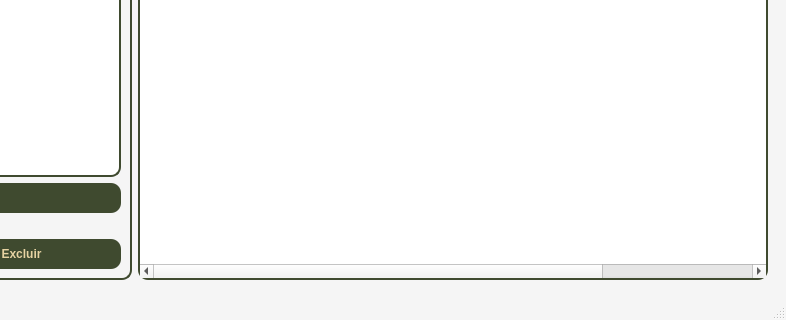
Above: telas/tela_menu.ui from Faeldh/sistema_confeitaria before the change; both pictures show x 517 to 1303 and y 453 to 773 of the 1303 by 773 pixel window. Below: the same form after it.
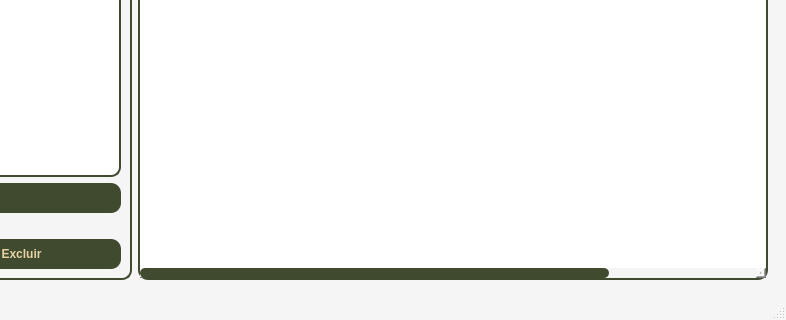
That is the form after the change. The open tabs and pages were chosen to show the change.

The edit to the form file:
```diff
--- a/telas/tela_menu.ui
+++ b/telas/tela_menu.ui
@@ -1930,6 +1930,39 @@
 
 QHeaderView::section:hover {
     background-color: #2E3723;
+}
+
+
+
+QScrollBar:vertical {
+    background: #F5F5F5;
+    width: 10px;
+    border-radius: 5px;
+}
+
+QScrollBar::handle:vertical {
+    background: #3F4A2F;
+    border-radius: 5px;
+}
+
+QScrollBar::handle:vertical:hover {
+    background: #2E3723;
+}
+
+
+QScrollBar:horizontal {
+    background: #F5F5F5;
+    height: 10px;
+    border-radius: 5px;
+}
+
+QScrollBar::handle:horizontal {
+    background: #3F4A2F;
+    border-radius: 5px;
+}
+
+QScrollBar::handle:horizontal:hover {
+    background: #2E3723;
 }</string>
             </property>
             <property name="columnCount">
```
Left out of the diff: 2 changed lines with no effect on the pictures.
